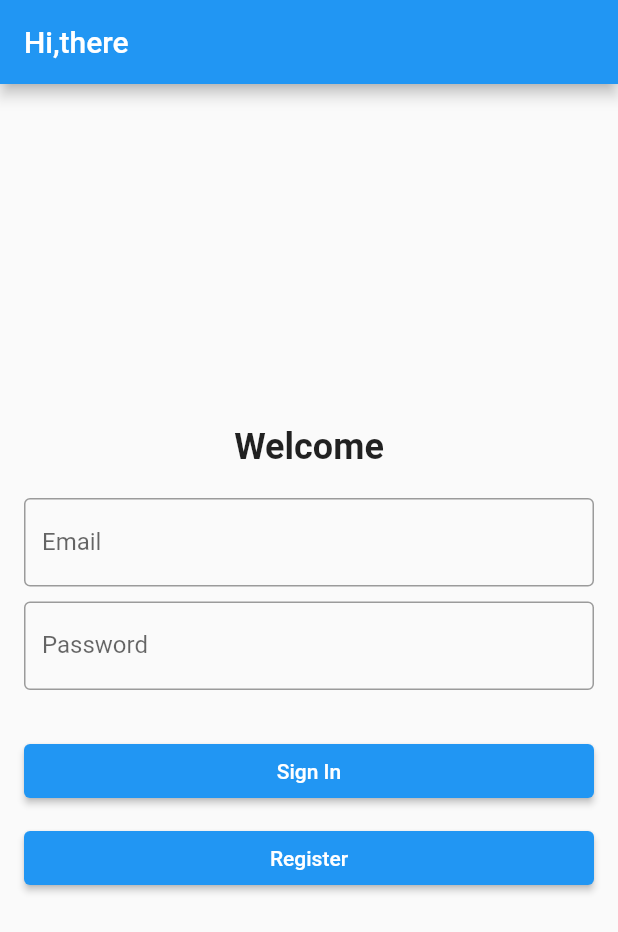
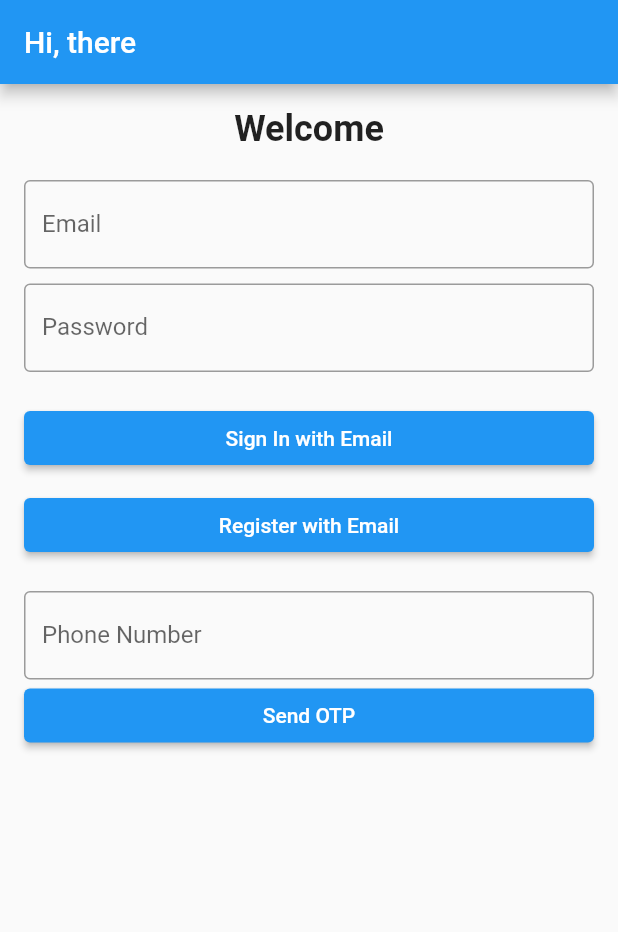
Before and after one commit to abhijith-dot99/Chess-game, a Flutter app: the screen it shows after launch, on a phone screen of 412 x 824 dp. Shown: the top 932 px of the screen. Run offline on Flutter 3.47's test engine with Material 2 defaults, Android fonts, the light colour scheme and no system bars; our stand-ins replace firebase_auth, firebase_core; missing offline and left inert: chess; accounts and stored records are empty.

Commit message:
added registration using otp

```diff
--- a/mychessapp/lib/main.dart
+++ b/mychessapp/lib/main.dart
@@ -20,7 +20,7 @@ class ChessApp extends StatelessWidget {
     return MaterialApp(
       title: 'Chess Game',
       theme: ThemeData(primarySwatch: Colors.blue),
-      home: WidgetTree(),
+      home: const WidgetTree(),
       // home: const ChessBoard(),
       debugShowCheckedModeBanner: false,
     );
--- a/mychessapp/lib/pages/login_register_page.dart
+++ b/mychessapp/lib/pages/login_register_page.dart
@@ -1,22 +1,30 @@
 import 'package:flutter/material.dart';
 import 'package:firebase_auth/firebase_auth.dart';
 
+class LoginRegisterPage extends StatefulWidget {
+  const LoginRegisterPage({super.key});
 
-class LoginRegisterPage extends StatefulWidget {
   @override
+  // ignore: library_private_types_in_public_api
   _LoginRegisterPageState createState() => _LoginRegisterPageState();
 }
 
 class _LoginRegisterPageState extends State<LoginRegisterPage> {
   final TextEditingController emailController = TextEditingController();
   final TextEditingController passwordController = TextEditingController();
+  final TextEditingController phoneController = TextEditingController();
+  final TextEditingController otpController = TextEditingController();
   final FirebaseAuth _auth = FirebaseAuth.instance;
+
   String errorMessage = '';
+  String _verificationId = '';
 
   @override
   void dispose() {
     emailController.dispose();
     passwordController.dispose();
+    phoneController.dispose();
+    otpController.dispose();
     super.dispose();
   }
 
@@ -48,21 +56,61 @@ class _LoginRegisterPageState extends State<LoginRegisterPage> {
     }
   }
 
-  Widget entryField(
-      String title, TextEditingController controller, bool isPassword) {
+  void verifyPhoneNumber() async {
+    await _auth.verifyPhoneNumber(
+      phoneNumber: phoneController.text,
+      verificationCompleted: (PhoneAuthCredential credential) async {
+        await _auth.signInWithCredential(credential);
+        // Navigate to the home page on automatic verification success
+      },
+      verificationFailed: (FirebaseAuthException e) {
+        setState(() {
+          errorMessage = e.message ?? 'Verification failed';
+        });
+      },
+      codeSent: (String verificationId, int? resendToken) {
+        setState(() {
+          _verificationId = verificationId;
+          // Show a field to enter OTP
+        });
+      },
+      codeAutoRetrievalTimeout: (String verificationId) {
+        setState(() {
+          _verificationId = verificationId;
+        });
+      },
+    );
+  }
+
+  void signInWithOTP() async {
+    try {
+      final AuthCredential credential = PhoneAuthProvider.credential(
+        verificationId: _verificationId,
+        smsCode: otpController.text,
+      );
+      await _auth.signInWithCredential(credential);
+      // Navigate to the home page on manual verification success
+    } catch (e) {
+      setState(() {
+        errorMessage = e.toString();
+      });
+    }
+  }
+
+  Widget entryField(String title, TextEditingController controller, bool isPassword) {
     return TextFormField(
       controller: controller,
       obscureText: isPassword,
       decoration: InputDecoration(
         labelText: title,
-        border: OutlineInputBorder(),
+        border: const OutlineInputBorder(),
       ),
     );
   }
 
-  Widget submitButton(String text, Function onPressed) {
+  Widget submitButton(String text, VoidCallback onPressed) {
     return ElevatedButton(
-      onPressed: () => onPressed(),
+      onPressed: onPressed,
       child: Text(text),
     );
   }
@@ -71,10 +119,11 @@ class _LoginRegisterPageState extends State<LoginRegisterPage> {
   Widget build(BuildContext context) {
     return Scaffold(
       appBar: AppBar(
-        title: Text("Hi,there"),
+        title: const Text("Hi, there"),
       ),
       body: Padding(
         padding: const EdgeInsets.all(16.0),
+        child: SingleChildScrollView(
           child: Column(
             mainAxisAlignment: MainAxisAlignment.center,
             crossAxisAlignment: CrossAxisAlignment.stretch,
@@ -88,18 +137,27 @@ class _LoginRegisterPageState extends State<LoginRegisterPage> {
               entryField('Email', emailController, false),
               const SizedBox(height: 10),
               entryField('Password', passwordController, true),
+              const SizedBox(height: 20),
+              submitButton('Sign In with Email', signInWithEmailAndPassword),
               const SizedBox(height: 10),
+              submitButton('Register with Email', createUserWithEmailAndPassword),
+              const SizedBox(height: 20),
+              if (_verificationId.isEmpty)
+                entryField('Phone Number', phoneController, false),
+              if (_verificationId.isNotEmpty)
+                entryField('OTP', otpController, false),
+              if (_verificationId.isEmpty)
+                submitButton('Send OTP', verifyPhoneNumber),
+              if (_verificationId.isNotEmpty)
+                submitButton('Verify OTP', signInWithOTP),
               if (errorMessage.isNotEmpty)
                 Text(
                   errorMessage,
                   style: TextStyle(color: Colors.red),
                   textAlign: TextAlign.center,
                 ),
-            SizedBox(height: 20),
-            submitButton('Sign In', signInWithEmailAndPassword),
-            SizedBox(height: 10),
-            submitButton('Register', createUserWithEmailAndPassword),
             ],
+          ),
         ),
       ),
     );
--- a/mychessapp/lib/widget_tree.dart
+++ b/mychessapp/lib/widget_tree.dart
@@ -1,7 +1,6 @@
 import 'package:flutter/material.dart';
 import 'package:firebase_auth/firebase_auth.dart';
 import 'package:mychessapp/main.dart';
-import 'pages/home_page.dart';
 import 'pages/login_register_page.dart';
 
 class WidgetTree extends StatelessWidget {
```
Lines whose indentation alone changed are shown as unchanged.
